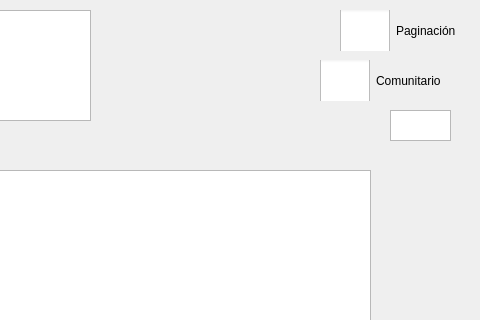
Before: the Qt Designer form server/mainwindow.ui in Datos-II-CE2103/Proyecto_1, drawn with Qt 5; both pictures show x 120 to 600 and y 0 to 320 of the 600 by 600 pixel window.
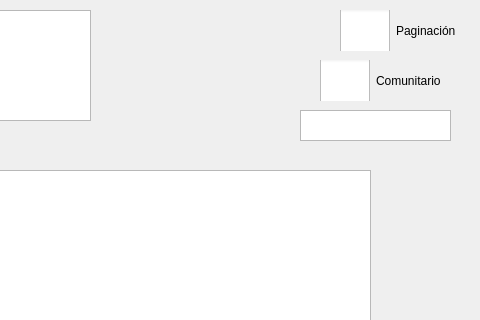
After: the same form once the commit is applied. Icons and pictures are not drawn.

```diff
--- a/server/mainwindow.ui
+++ b/server/mainwindow.ui
@@ -176,9 +176,9 @@
    <widget class="QTextEdit" name="memoryTxt">
     <property name="geometry">
      <rect>
-      <x>510</x>
+      <x>420</x>
       <y>110</y>
-      <width>61</width>
+      <width>151</width>
       <height>31</height>
      </rect>
     </property>
```
